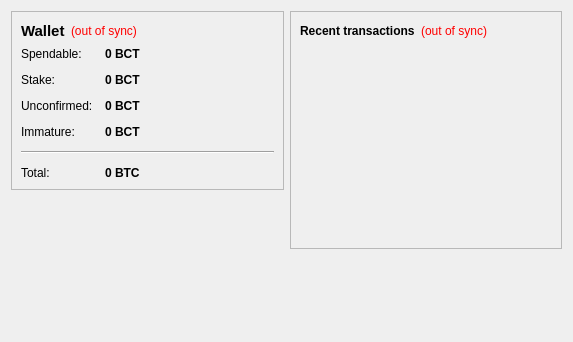
The window that src/qt/forms/overviewpage.ui (jamcont/BancoinCore) describes before a commit, drawn with Qt 5.
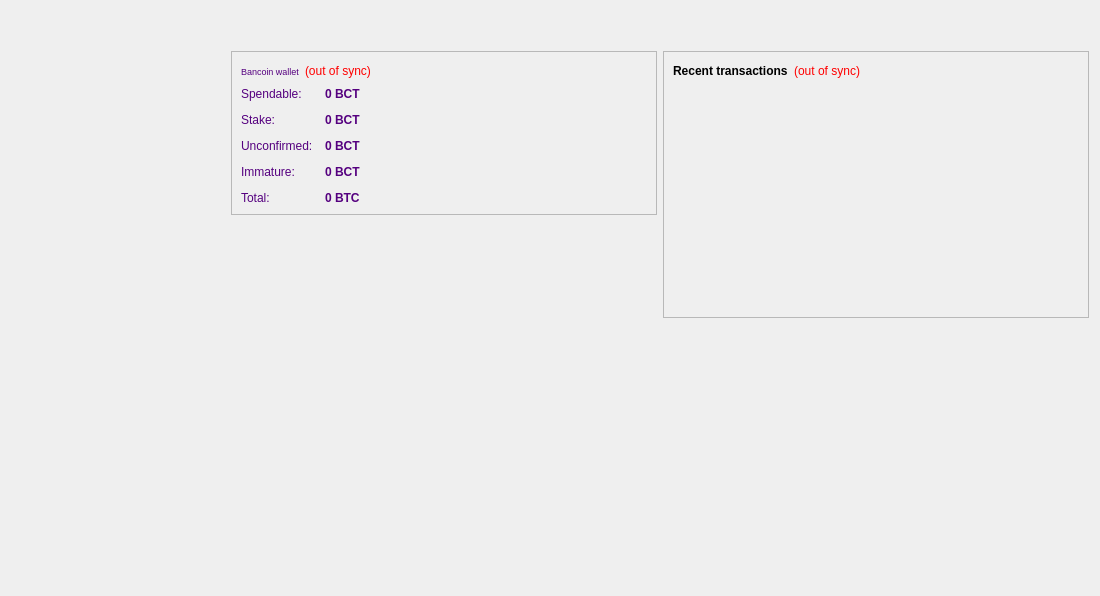
The same window after the commit. Icons and pictures are not drawn.

Patch:
```diff
--- a/src/qt/forms/overviewpage.ui
+++ b/src/qt/forms/overviewpage.ui
@@ -6,18 +6,50 @@
    <rect>
     <x>0</x>
     <y>0</y>
-    <width>573</width>
-    <height>342</height>
+    <width>1100</width>
+    <height>596</height>
    </rect>
   </property>
   <property name="windowTitle">
    <string>Form</string>
   </property>
-  <layout class="QHBoxLayout" name="horizontalLayout" stretch="1,1">
+  <layout class="QHBoxLayout" name="horizontalLayout" stretch="0,1,1">
+   <item>
+    <spacer name="horizontalSpacer_3">
+     <property name="orientation">
+      <enum>Qt::Horizontal</enum>
+     </property>
+     <property name="sizeHint" stdset="0">
+      <size>
+       <width>220</width>
+       <height>20</height>
+      </size>
+     </property>
+    </spacer>
+   </item>
    <item>
     <layout class="QVBoxLayout" name="verticalLayout_2">
+     <item>
+      <spacer name="verticalSpacer_3">
+       <property name="orientation">
+        <enum>Qt::Vertical</enum>
+       </property>
+       <property name="sizeType">
+        <enum>QSizePolicy::Fixed</enum>
+       </property>
+       <property name="sizeHint" stdset="0">
+        <size>
+         <width>20</width>
+         <height>40</height>
+        </size>
+       </property>
+      </spacer>
+     </item>
      <item>
       <widget class="QFrame" name="frame">
+       <property name="styleSheet">
+        <string notr="true">color: rgb(85, 0, 127);</string>
+       </property>
        <property name="frameShape">
         <enum>QFrame::StyledPanel</enum>
        </property>
@@ -31,13 +63,13 @@
            <widget class="QLabel" name="label_5">
             <property name="font">
              <font>
-              <pointsize>11</pointsize>
-              <weight>75</weight>
-              <bold>true</bold>
+              <pointsize>7</pointsize>
+              <weight>50</weight>
+              <bold>false</bold>
              </font>
             </property>
             <property name="text">
-             <string>Wallet</string>
+             <string>Bancoin wallet</string>
             </property>
            </widget>
           </item>
@@ -196,21 +228,14 @@
             </property>
            </widget>
           </item>
-          <item row="4" column="0" colspan="2">
-           <widget class="Line" name="line">
-            <property name="orientation">
-             <enum>Qt::Horizontal</enum>
-            </property>
-           </widget>
-          </item>
-          <item row="5" column="0">
+          <item row="4" column="0">
            <widget class="QLabel" name="labelTotalText">
             <property name="text">
              <string>Total:</string>
             </property>
            </widget>
           </item>
-          <item row="5" column="1">
+          <item row="4" column="1">
            <widget class="QLabel" name="labelTotal">
             <property name="font">
              <font>
@@ -264,6 +289,22 @@
    </item>
    <item>
     <layout class="QVBoxLayout" name="verticalLayout_3">
+     <item>
+      <spacer name="verticalSpacer_4">
+       <property name="orientation">
+        <enum>Qt::Vertical</enum>
+       </property>
+       <property name="sizeType">
+        <enum>QSizePolicy::Fixed</enum>
+       </property>
+       <property name="sizeHint" stdset="0">
+        <size>
+         <width>20</width>
+         <height>40</height>
+        </size>
+       </property>
+      </spacer>
+     </item>
      <item>
       <widget class="QFrame" name="frame_2">
        <property name="frameShape">
@@ -315,6 +356,13 @@
         </item>
         <item>
          <widget class="QListView" name="listTransactions">
+          <property name="font">
+           <font>
+            <pointsize>6</pointsize>
+            <weight>75</weight>
+            <bold>true</bold>
+           </font>
+          </property>
           <property name="styleSheet">
            <string notr="true">QListView { background: transparent; }</string>
           </property>
```
Left out of the diff: 6 changed lines with no effect on the pictures.
